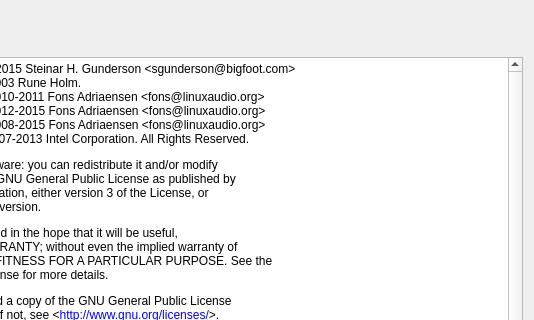
This is ui_aboutdialog.ui in mstorsjo/nageru as Qt 5 draws it before an edit; both pictures show x 150 to 684 and y 0 to 320 of the 684 by 544 pixel window. The edited form follows.
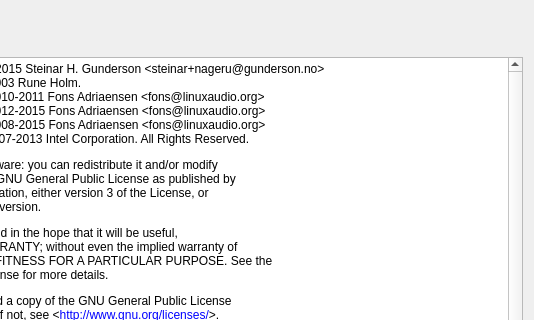
This is the edited form.

The edit to the form file:
```diff
--- a/ui_aboutdialog.ui
+++ b/ui_aboutdialog.ui
@@ -32,7 +32,7 @@
       <string>&lt;!DOCTYPE HTML PUBLIC &quot;-//W3C//DTD HTML 4.0//EN&quot; &quot;http://www.w3.org/TR/REC-html40/strict.dtd&quot;&gt;
 &lt;html&gt;&lt;head&gt;&lt;meta name=&quot;qrichtext&quot; content=&quot;1&quot; /&gt;&lt;/head&gt;&lt;body&gt;
 &lt;p&gt;
-Nageru is Copyright (C) 2015 Steinar H. Gunderson &amp;lt;sgunderson@bigfoot.com&amp;gt;&lt;br /&gt;
+Nageru is Copyright (C) 2015 Steinar H. Gunderson &amp;lt;steinar+nageru@gunderson.no&amp;gt;&lt;br /&gt;
 Portions Copyright (C) 2003 Rune Holm.&lt;br /&gt;
 Portions Copyright (C) 2010-2011 Fons Adriaensen &amp;lt;fons@linuxaudio.org&amp;gt;&lt;br /&gt;
 Portions Copyright (C) 2012-2015 Fons Adriaensen &amp;lt;fons@linuxaudio.org&amp;gt;&lt;br /&gt;
```
